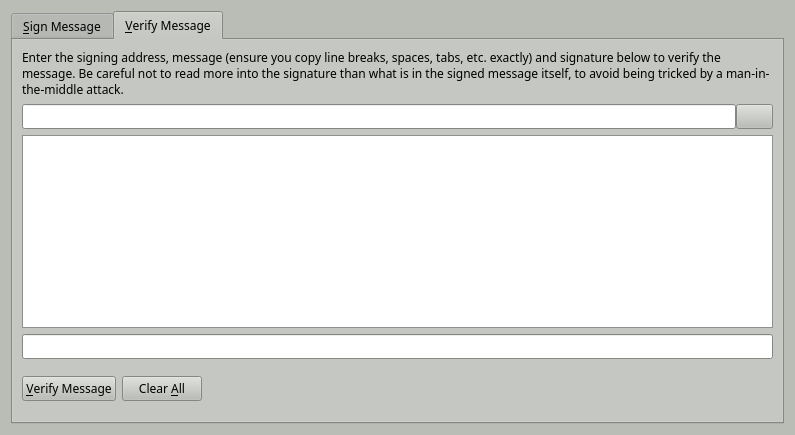
Qt form src/qt/forms/signverifymessagedialog.ui (SyndicateCash/SyndicateCash) before a commit.
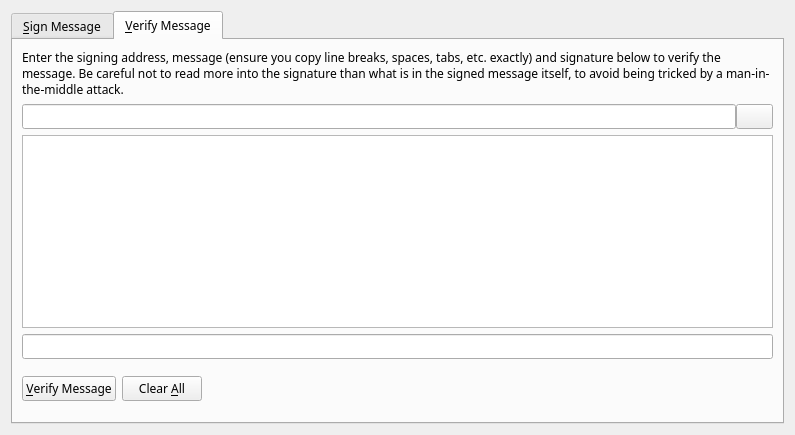
The same form after that commit. Icons and pictures are not drawn. Custom widgets are drawn as their Qt base class.

The edit to the form file:
```diff
--- a/src/qt/forms/signverifymessagedialog.ui
+++ b/src/qt/forms/signverifymessagedialog.ui
@@ -10,421 +10,6 @@
     <height>435</height>
    </rect>
   </property>
-  <property name="palette">
-   <palette>
-    <active>
-     <colorrole role="WindowText">
-      <brush brushstyle="SolidPattern">
-       <color alpha="255">
-        <red>0</red>
-        <green>0</green>
-        <blue>0</blue>
-       </color>
-      </brush>
-     </colorrole>
-     <colorrole role="Button">
-      <brush brushstyle="SolidPattern">
-       <color alpha="255">
-        <red>186</red>
-        <green>189</green>
-        <blue>182</blue>
-       </color>
-      </brush>
-     </colorrole>
-     <colorrole role="Light">
-      <brush brushstyle="SolidPattern">
-       <color alpha="255">
-        <red>255</red>
-        <green>255</green>
-        <blue>255</blue>
-       </color>
-      </brush>
-     </colorrole>
-     <colorrole role="Midlight">
-      <brush brushstyle="SolidPattern">
-       <color alpha="255">
-        <red>220</red>
-        <green>222</green>
-        <blue>218</blue>
-       </color>
-      </brush>
-     </colorrole>
-     <colorrole role="Dark">
-      <brush brushstyle="SolidPattern">
-       <color alpha="255">
-        <red>93</red>
-        <green>94</green>
-        <blue>91</blue>
-       </color>
-      </brush>
-     </colorrole>
-     <colorrole role="Mid">
-      <brush brushstyle="SolidPattern">
-       <color alpha="255">
-        <red>124</red>
-        <green>126</green>
-        <blue>121</blue>
-       </color>
-      </brush>
-     </colorrole>
-     <colorrole role="Text">
-      <brush brushstyle="SolidPattern">
-       <color alpha="255">
-        <red>0</red>
-        <green>0</green>
-        <blue>0</blue>
-       </color>
-      </brush>
-     </colorrole>
-     <colorrole role="BrightText">
-      <brush brushstyle="SolidPattern">
-       <color alpha="255">
-        <red>255</red>
-        <green>255</green>
-        <blue>255</blue>
-       </color>
-      </brush>
-     </colorrole>
-     <colorrole role="ButtonText">
-      <brush brushstyle="SolidPattern">
-       <color alpha="255">
-        <red>0</red>
-        <green>0</green>
-        <blue>0</blue>
-       </color>
-      </brush>
-     </colorrole>
-     <colorrole role="Base">
-      <brush brushstyle="SolidPattern">
-       <color alpha="255">
-        <red>255</red>
-        <green>255</green>
-        <blue>255</blue>
-       </color>
-      </brush>
-     </colorrole>
-     <colorrole role="Window">
-      <brush brushstyle="SolidPattern">
-       <color alpha="255">
-        <red>186</red>
-        <green>189</green>
-        <blue>182</blue>
-       </color>
-      </brush>
-     </colorrole>
-     <colorrole role="Shadow">
-      <brush brushstyle="SolidPattern">
-       <color alpha="255">
-        <red>0</red>
-        <green>0</green>
-        <blue>0</blue>
-       </color>
-      </brush>
-     </colorrole>
-     <colorrole role="AlternateBase">
-      <brush brushstyle="SolidPattern">
-       <color alpha="255">
-        <red>220</red>
-        <green>222</green>
-        <blue>218</blue>
-       </color>
-      </brush>
-     </colorrole>
-     <colorrole role="ToolTipBase">
-      <brush brushstyle="SolidPattern">
-       <color alpha="255">
-        <red>255</red>
-        <green>255</green>
-        <blue>220</blue>
-       </color>
-      </brush>
-     </colorrole>
-     <colorrole role="ToolTipText">
-      <brush brushstyle="SolidPattern">
-       <color alpha="255">
-        <red>0</red>
-        <green>0</green>
-        <blue>0</blue>
-       </color>
-      </brush>
-     </colorrole>
-    </active>
-    <inactive>
-     <colorrole role="WindowText">
-      <brush brushstyle="SolidPattern">
-       <color alpha="255">
-        <red>0</red>
-        <green>0</green>
-        <blue>0</blue>
-       </color>
-      </brush>
-     </colorrole>
-     <colorrole role="Button">
-      <brush brushstyle="SolidPattern">
-       <color alpha="255">
-        <red>186</red>
-        <green>189</green>
-        <blue>182</blue>
-       </color>
-      </brush>
-     </colorrole>
-     <colorrole role="Light">
-      <brush brushstyle="SolidPattern">
-       <color alpha="255">
-        <red>255</red>
-        <green>255</green>
-        <blue>255</blue>
-       </color>
-      </brush>
-     </colorrole>
-     <colorrole role="Midlight">
-      <brush brushstyle="SolidPattern">
-       <color alpha="255">
-        <red>220</red>
-        <green>222</green>
-        <blue>218</blue>
-       </color>
-      </brush>
-     </colorrole>
-     <colorrole role="Dark">
-      <brush brushstyle="SolidPattern">
-       <color alpha="255">
-        <red>93</red>
-        <green>94</green>
-        <blue>91</blue>
-       </color>
-      </brush>
-     </colorrole>
-     <colorrole role="Mid">
-      <brush brushstyle="SolidPattern">
-       <color alpha="255">
-        <red>124</red>
-        <green>126</green>
-        <blue>121</blue>
-       </color>
-      </brush>
-     </colorrole>
-     <colorrole role="Text">
-      <brush brushstyle="SolidPattern">
-       <color alpha="255">
-        <red>0</red>
-        <green>0</green>
-        <blue>0</blue>
-       </color>
-      </brush>
-     </colorrole>
-     <colorrole role="BrightText">
-      <brush brushstyle="SolidPattern">
-       <color alpha="255">
-        <red>255</red>
-        <green>255</green>
-        <blue>255</blue>
-       </color>
-      </brush>
-     </colorrole>
-     <colorrole role="ButtonText">
-      <brush brushstyle="SolidPattern">
-       <color alpha="255">
-        <red>0</red>
-        <green>0</green>
-        <blue>0</blue>
-       </color>
-      </brush>
-     </colorrole>
-     <colorrole role="Base">
-      <brush brushstyle="SolidPattern">
-       <color alpha="255">
-        <red>255</red>
-        <green>255</green>
-        <blue>255</blue>
-       </color>
-      </brush>
-     </colorrole>
-     <colorrole role="Window">
-      <brush brushstyle="SolidPattern">
-       <color alpha="255">
-        <red>186</red>
-        <green>189</green>
-        <blue>182</blue>
-       </color>
-      </brush>
-     </colorrole>
-     <colorrole role="Shadow">
-      <brush brushstyle="SolidPattern">
-       <color alpha="255">
-        <red>0</red>
-        <green>0</green>
-        <blue>0</blue>
-       </color>
-      </brush>
-     </colorrole>
-     <colorrole role="AlternateBase">
-      <brush brushstyle="SolidPattern">
-       <color alpha="255">
-        <red>220</red>
-        <green>222</green>
-        <blue>218</blue>
-       </color>
-      </brush>
-     </colorrole>
-     <colorrole role="ToolTipBase">
-      <brush brushstyle="SolidPattern">
-       <color alpha="255">
-        <red>255</red>
-        <green>255</green>
-        <blue>220</blue>
-       </color>
-      </brush>
-     </colorrole>
-     <colorrole role="ToolTipText">
-      <brush brushstyle="SolidPattern">
-       <color alpha="255">
-        <red>0</red>
-        <green>0</green>
-        <blue>0</blue>
-       </color>
-      </brush>
-     </colorrole>
-    </inactive>
-    <disabled>
-     <colorrole role="WindowText">
-      <brush brushstyle="SolidPattern">
-       <color alpha="255">
-        <red>93</red>
-        <green>94</green>
-        <blue>91</blue>
-       </color>
-      </brush>
-     </colorrole>
-     <colorrole role="Button">
-      <brush brushstyle="SolidPattern">
-       <color alpha="255">
-        <red>186</red>
-        <green>189</green>
-        <blue>182</blue>
-       </color>
-      </brush>
-     </colorrole>
-     <colorrole role="Light">
-      <brush brushstyle="SolidPattern">
-       <color alpha="255">
-        <red>255</red>
-        <green>255</green>
-        <blue>255</blue>
-       </color>
-      </brush>
-     </colorrole>
-     <colorrole role="Midlight">
-      <brush brushstyle="SolidPattern">
-       <color alpha="255">
-        <red>220</red>
-        <green>222</green>
-        <blue>218</blue>
-       </color>
-      </brush>
-     </colorrole>
-     <colorrole role="Dark">
-      <brush brushstyle="SolidPattern">
-       <color alpha="255">
-        <red>93</red>
-        <green>94</green>
-        <blue>91</blue>
-       </color>
-      </brush>
-     </colorrole>
-     <colorrole role="Mid">
-      <brush brushstyle="SolidPattern">
-       <color alpha="255">
-        <red>124</red>
-        <green>126</green>
-        <blue>121</blue>
-       </color>
-      </brush>
-     </colorrole>
-     <colorrole role="Text">
-      <brush brushstyle="SolidPattern">
-       <color alpha="255">
-        <red>93</red>
-        <green>94</green>
-        <blue>91</blue>
-       </color>
-      </brush>
-     </colorrole>
-     <colorrole role="BrightText">
-      <brush brushstyle="SolidPattern">
-       <color alpha="255">
-        <red>255</red>
-        <green>255</green>
-        <blue>255</blue>
-       </color>
-      </brush>
-     </colorrole>
-     <colorrole role="ButtonText">
-      <brush brushstyle="SolidPattern">
-       <color alpha="255">
-        <red>93</red>
-        <green>94</green>
-        <blue>91</blue>
-       </color>
-      </brush>
-     </colorrole>
-     <colorrole role="Base">
-      <brush brushstyle="SolidPattern">
-       <color alpha="255">
-        <red>186</red>
-        <green>189</green>
-        <blue>182</blue>
-       </color>
-      </brush>
-     </colorrole>
-     <colorrole role="Window">
-      <brush brushstyle="SolidPattern">
-       <color alpha="255">
-        <red>186</red>
-        <green>189</green>
-        <blue>182</blue>
-       </color>
-      </brush>
-     </colorrole>
-     <colorrole role="Shadow">
-      <brush brushstyle="SolidPattern">
-       <color alpha="255">
-        <red>0</red>
-        <green>0</green>
-        <blue>0</blue>
-       </color>
-      </brush>
-     </colorrole>
-     <colorrole role="AlternateBase">
-      <brush brushstyle="SolidPattern">
-       <color alpha="255">
-        <red>186</red>
-        <green>189</green>
-        <blue>182</blue>
-       </color>
-      </brush>
-     </colorrole>
-     <colorrole role="ToolTipBase">
-      <brush brushstyle="SolidPattern">
-       <color alpha="255">
-        <red>255</red>
-        <green>255</green>
-        <blue>220</blue>
-       </color>
-      </brush>
-     </colorrole>
-     <colorrole role="ToolTipText">
-      <brush brushstyle="SolidPattern">
-       <color alpha="255">
-        <red>0</red>
-        <green>0</green>
-        <blue>0</blue>
-       </color>
-      </brush>
-     </colorrole>
-    </disabled>
-   </palette>
-  </property>
   <property name="font">
    <font>
     <family>Sawasdee</family>
```
